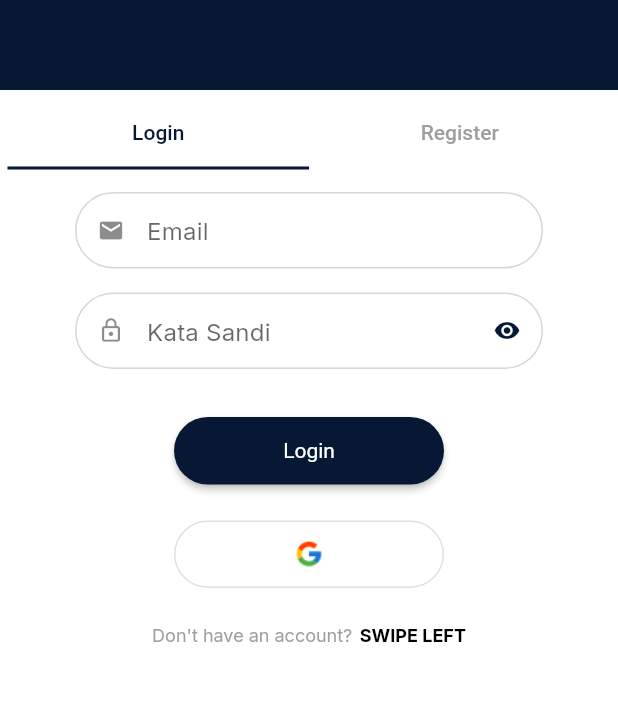
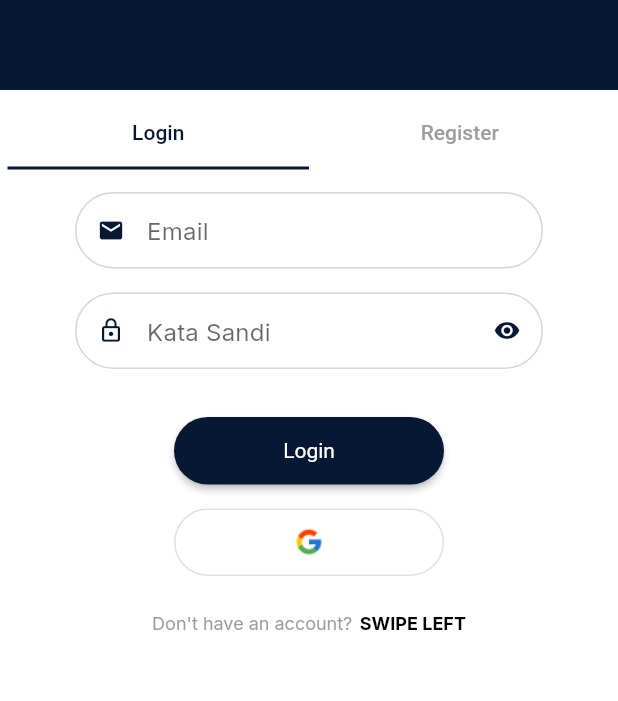
Before and after one commit to fanolans/acf_news, a Flutter app: the screen it shows after launch, on a phone screen of 412 x 824 dp, the part 360-1061 px from its top. Run offline on Flutter 3.47's test engine with Material 2 defaults, Android fonts, the phone set to English and light mode, and no system bars; our stand-ins replace cloud_firestore, firebase_auth, firebase_core, flutter_local_notifications, google_fonts, google_sign_in and 4 more; missing offline and left inert: android_alarm_manager_plus; accounts and stored records are empty.

Commit message:
add color icons

```diff
--- a/lib/presentations/pages/login_page.dart
+++ b/lib/presentations/pages/login_page.dart
@@ -50,7 +50,10 @@ class _LoginPageState extends State<LoginPage> {
                   return null;
                 },
                 decoration: InputDecoration(
-                  prefixIcon: const Icon(Icons.email),
+                  prefixIcon: const Icon(
+                    Icons.email,
+                    color: kColorNavy,
+                  ),
                   isDense: true,
                   contentPadding: const EdgeInsets.all(16),
                   fillColor: kColorNavy,
@@ -99,7 +102,10 @@ class _LoginPageState extends State<LoginPage> {
                   return null;
                 },
                 decoration: InputDecoration(
-                  prefixIcon: const Icon(Icons.lock_outlined),
+                  prefixIcon: const Icon(
+                    Icons.lock_outlined,
+                    color: kColorNavy,
+                  ),
                   suffixIcon: IconButton(
                     icon: Icon(
                       isVissiblePassword
@@ -222,7 +228,7 @@ class _LoginPageState extends State<LoginPage> {
                 ),
               ),
               const SizedBox(
-                height: 24,
+                height: 16,
               ),
               SizedBox(
                 width: 180,
```
